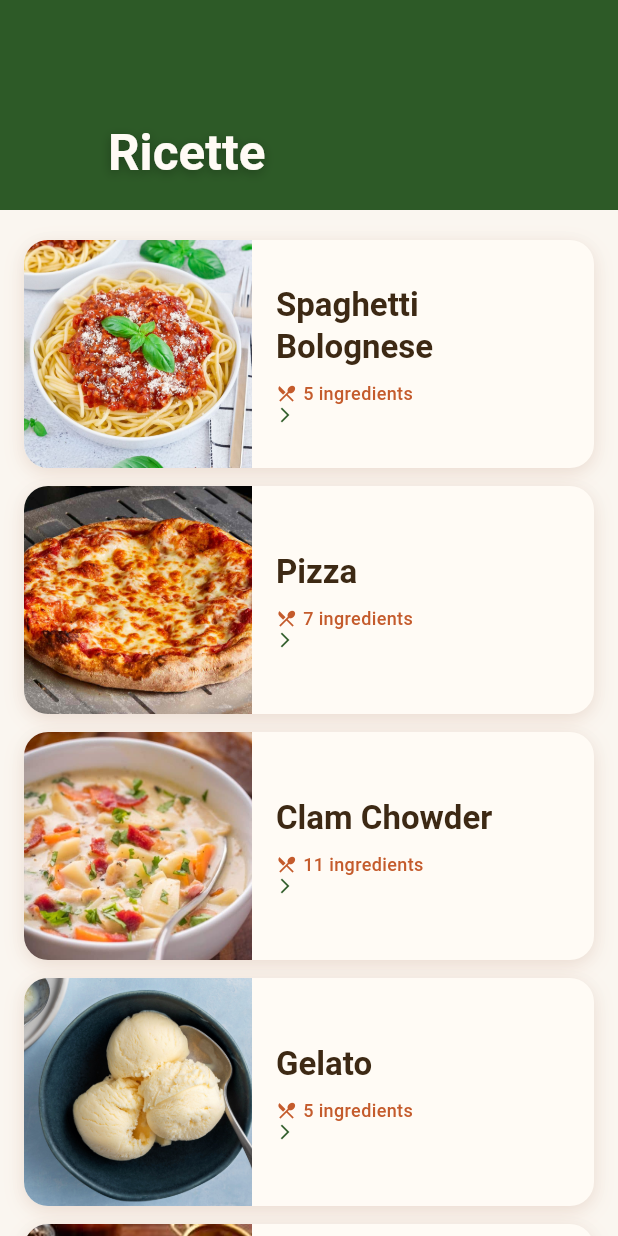
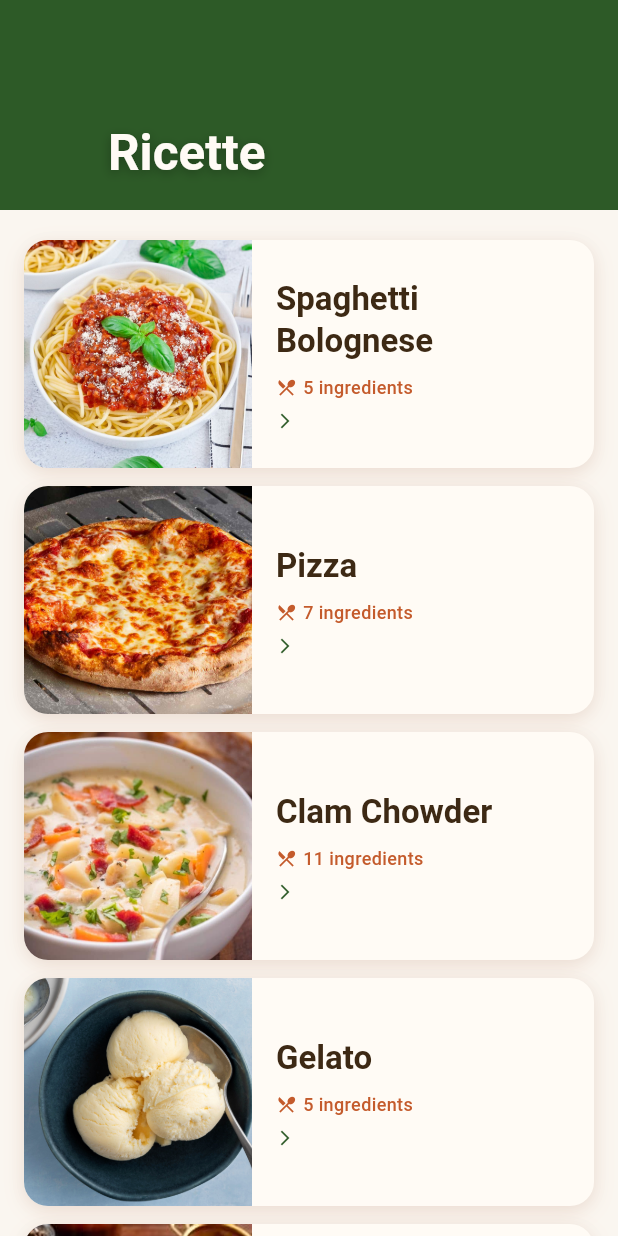
Before and after one commit to kaiser1x/cw2-flutter-recipe, a Flutter app: the screen it shows after launch, on a phone screen of 412 x 824 dp. Run offline on Flutter 3.47's test engine with Material 3 defaults, Android fonts, the light colour scheme and no system bars.

Commit message:
The layout error is fixed

```diff
--- a/lib/screens/home_screen.dart
+++ b/lib/screens/home_screen.dart
@@ -232,6 +232,7 @@ class _RecipeCardState extends State<_RecipeCard>
                         child: Column(
                           crossAxisAlignment: CrossAxisAlignment.start,
                           mainAxisAlignment: MainAxisAlignment.center,
+                          mainAxisSize: MainAxisSize.min,
                           children: [
                             Text(
                               recipe.name,
@@ -261,7 +262,7 @@ class _RecipeCardState extends State<_RecipeCard>
                                 ),
                               ],
                             ),
-                            const Spacer(),
+                            const SizedBox(height: 8),
                             Icon(
                               Icons.arrow_forward_ios,
                               size: 12,
```
